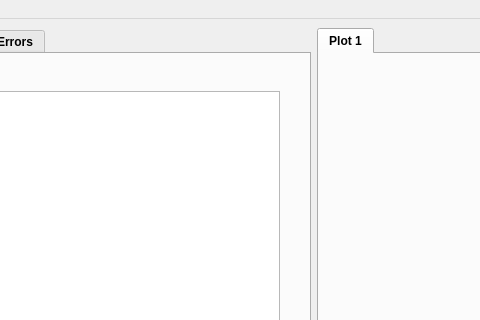
Qt form main/mainwindow.ui (Kirikus/2024_Experiments) before a commit; both pictures show x 326 to 806 and y 0 to 320 of the 1280 by 720 pixel window.
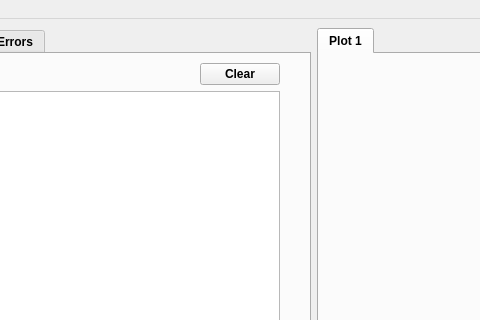
The same form after that commit. Custom widgets are drawn as their Qt base class.

Commit message: Some updates -Added clear data button -Added confirming closing programm -Added Theme functional -Beautified data display

What changed in the file:
```diff
--- a/main/mainwindow.ui
+++ b/main/mainwindow.ui
@@ -111,6 +111,13 @@
               </property>
              </spacer>
             </item>
+            <item>
+             <widget class="QPushButton" name="ClearDataBtn">
+              <property name="text">
+               <string>Clear</string>
+              </property>
+             </widget>
+            </item>
            </layout>
           </item>
           <item>
```
Left out of the diff: 104 changed lines with no effect on the pictures. The commit also changes 5 other files.
